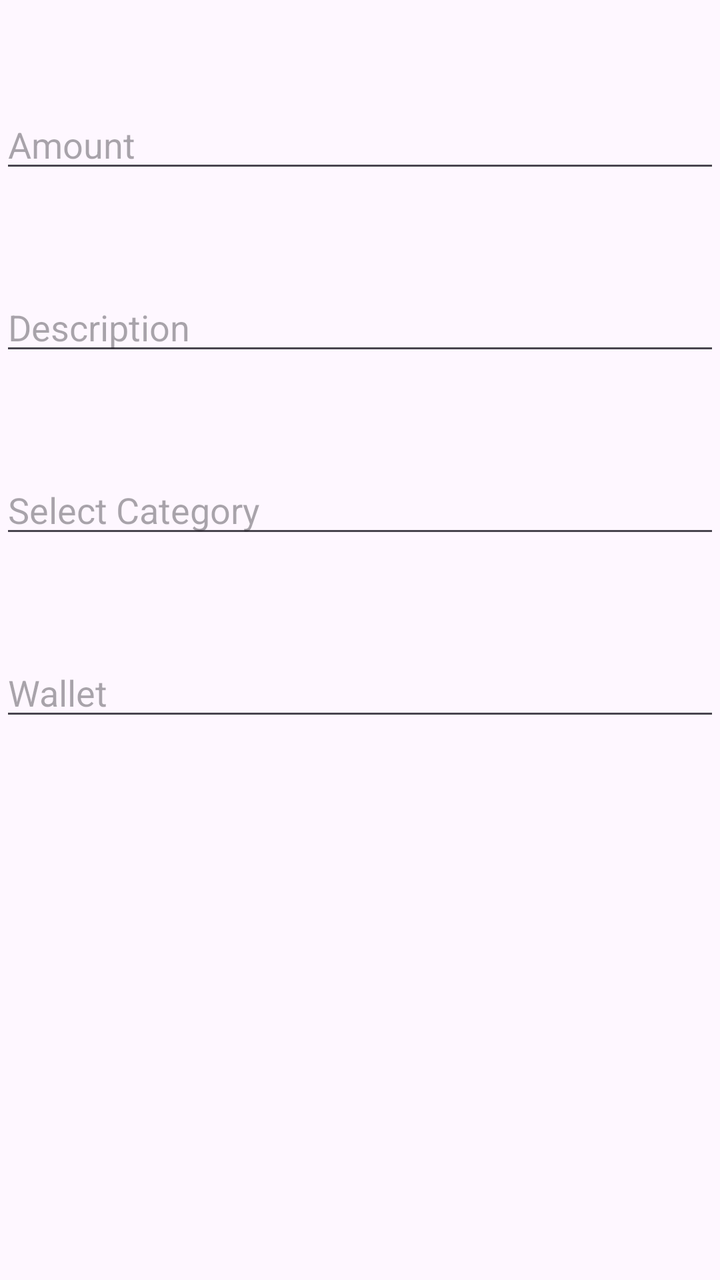
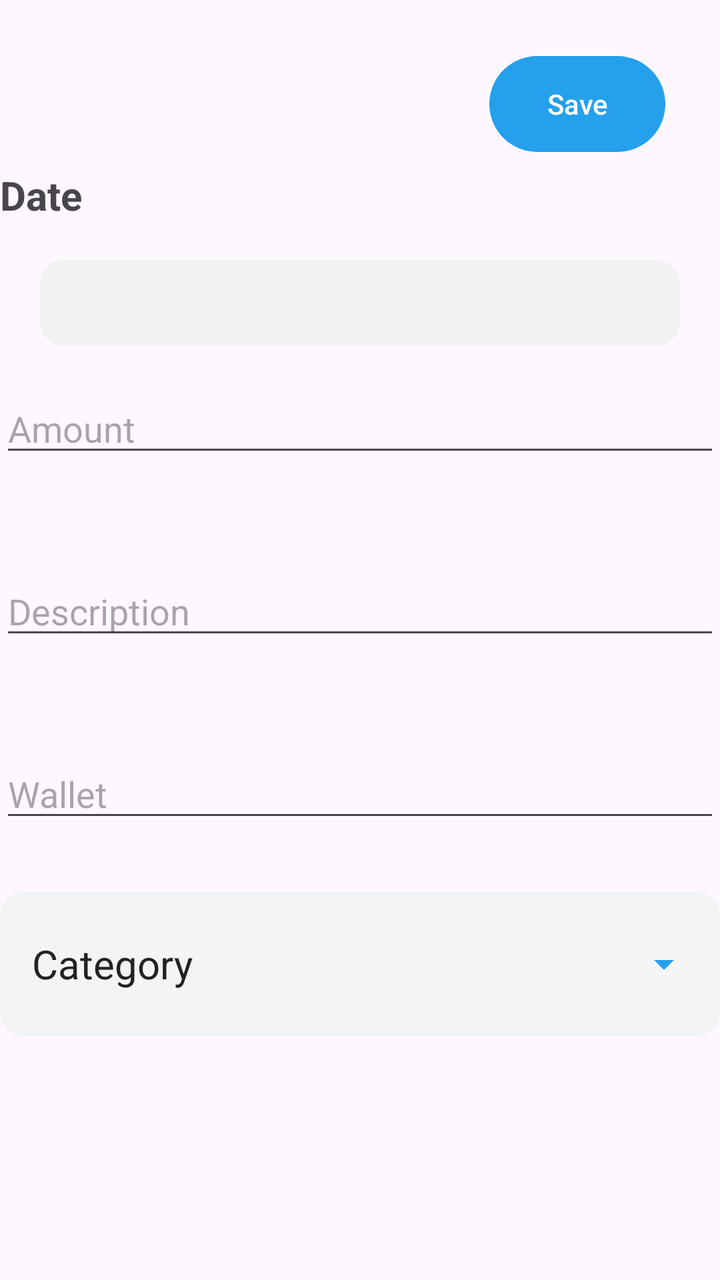

An Android layout rendered at two revisions. The XML below is the earlier revision; the diff shows what the commit changed to produce the second picture.
<!-- AndroidManifest.xml: application theme Theme.ExpenseManager -->
<!-- res/layout/fragment_expense.xml -->
<?xml version="1.0" encoding="utf-8"?>
<androidx.constraintlayout.widget.ConstraintLayout xmlns:android="http://schemas.android.com/apk/res/android"
    xmlns:tools="http://schemas.android.com/tools"
    android:layout_width="match_parent"
    android:layout_height="match_parent"
    xmlns:app="http://schemas.android.com/apk/res-auto"
    tools:context=".ExpenseFragment">

    <EditText
        android:layout_marginTop="50dp"
        android:id="@+id/AmountIncome"
        android:layout_width="match_parent"
        android:layout_height="wrap_content"
        android:hint="Amount"
        app:layout_constraintTop_toTopOf="parent"
        app:layout_constraintEnd_toEndOf="parent"
        app:layout_constraintStart_toStartOf="parent"
        app:layout_constraintHorizontal_bias="0.1"/>

    <EditText
        android:layout_marginTop="50dp"
        android:id="@+id/DescriptionIncome"
        android:layout_width="match_parent"
        android:layout_height="wrap_content"
        android:hint="Description"
        app:layout_constraintTop_toBottomOf="@+id/AmountIncome"
        app:layout_constraintEnd_toEndOf="parent"
        app:layout_constraintStart_toStartOf="parent"
        app:layout_constraintHorizontal_bias="0.1"/>

    <EditText
        android:layout_marginTop="50dp"
        android:id="@+id/SelectCategoryIncome"
        android:layout_width="match_parent"
        android:layout_height="wrap_content"
        android:hint="Select Category"
        app:layout_constraintTop_toBottomOf="@+id/DescriptionIncome"
        app:layout_constraintEnd_toEndOf="parent"
        app:layout_constraintStart_toStartOf="parent"
        app:layout_constraintHorizontal_bias="0.1"/>

    <EditText
        android:layout_marginTop="50dp"
        android:id="@+id/WalletIncome"
        android:layout_width="match_parent"
        android:layout_height="wrap_content"
        android:hint="Wallet"
        app:layout_constraintTop_toBottomOf="@+id/SelectCategoryIncome"
        app:layout_constraintEnd_toEndOf="parent"
        app:layout_constraintStart_toStartOf="parent"
        app:layout_constraintHorizontal_bias="0.1"/>


</androidx.constraintlayout.widget.ConstraintLayout>
<!-- resources referenced by this layout -->
<resources>
  <style name="Theme.ExpenseManager" parent="Theme.Material3.DayNight.NoActionBar">
          
          <item name="colorPrimary">@color/purple_500</item>
          <item name="colorPrimaryVariant">@color/purple_700</item>
          <item name="colorOnPrimary">@color/white</item>
          
          <item name="colorSecondary">@color/teal_200</item>
          <item name="colorSecondaryVariant">@color/teal_700</item>
          <item name="colorOnSecondary">@color/black</item>
          
          <item name="android:statusBarColor">?attr/colorPrimaryVariant</item>
          
      </style>
  <color name="purple_500">#FF6200EE</color>
  <color name="purple_700">#FF3700B3</color>
  <color name="white">#FFFFFFFF</color>
  <color name="teal_200">#FF03DAC5</color>
  <color name="teal_700">#FF018786</color>
  <color name="black">#FF000000</color>
</resources>

<!-- the commit's change to res/layout/fragment_expense.xml (unified diff, before → after) -->
@@ -6,16 +6,59 @@
     xmlns:app="http://schemas.android.com/apk/res-auto"
     tools:context=".ExpenseFragment">
 
+    <androidx.appcompat.widget.AppCompatButton
+        android:layout_width="wrap_content"
+        android:layout_height="wrap_content"
+        android:layout_marginTop="20dp"
+        app:layout_constraintBottom_toTopOf="@+id/labelDate"
+        app:layout_constraintEnd_toEndOf="parent"
+        app:layout_constraintHorizontal_bias="0.9"
+        app:layout_constraintStart_toStartOf="parent"
+        app:layout_constraintTop_toTopOf="parent"
+        android:text="Save"
+        android:textColor="@color/white"
+        android:textAllCaps="false"
+        android:backgroundTint="@color/light_blue"
+        android:background="@drawable/button_border"
+        />
+
+    <TextView
+        android:id="@+id/labelDate"
+        android:layout_width="wrap_content"
+        android:layout_height="wrap_content"
+        android:layout_marginTop="84dp"
+        android:text="Date"
+        android:textSize="20dp"
+        android:textStyle="bold"
+        app:layout_constraintStart_toStartOf="parent"
+        app:layout_constraintTop_toTopOf="parent" />
+
+    <TextView
+        android:id="@+id/tvSelectedDate"
+        android:layout_width="match_parent"
+        android:layout_height="wrap_content"
+        android:padding="12dp"
+        android:background="@drawable/edittext_background"
+        android:layout_marginStart="20dp"
+        android:layout_marginEnd="20dp"
+        android:clickable="true"
+        android:focusable="true"
+        app:layout_constraintTop_toBottomOf="@id/labelDate"
+        app:layout_constraintStart_toStartOf="parent"
+        app:layout_constraintEnd_toEndOf="parent"
+        app:layout_constraintBottom_toTopOf="@+id/AmountIncome"/>
+
+
     <EditText
-        android:layout_marginTop="50dp"
         android:id="@+id/AmountIncome"
         android:layout_width="match_parent"
         android:layout_height="wrap_content"
+        android:layout_marginTop="192dp"
         android:hint="Amount"
-        app:layout_constraintTop_toTopOf="parent"
         app:layout_constraintEnd_toEndOf="parent"
+        app:layout_constraintHorizontal_bias="0.0"
         app:layout_constraintStart_toStartOf="parent"
-        app:layout_constraintHorizontal_bias="0.1"/>
+        app:layout_constraintTop_toTopOf="parent" />
 
     <EditText
         android:layout_marginTop="50dp"
@@ -28,16 +71,6 @@
         app:layout_constraintStart_toStartOf="parent"
         app:layout_constraintHorizontal_bias="0.1"/>
 
-    <EditText
-        android:layout_marginTop="50dp"
-        android:id="@+id/SelectCategoryIncome"
-        android:layout_width="match_parent"
-        android:layout_height="wrap_content"
-        android:hint="Select Category"
-        app:layout_constraintTop_toBottomOf="@+id/DescriptionIncome"
-        app:layout_constraintEnd_toEndOf="parent"
-        app:layout_constraintStart_toStartOf="parent"
-        app:layout_constraintHorizontal_bias="0.1"/>
 
     <EditText
         android:layout_marginTop="50dp"
@@ -45,10 +78,41 @@
         android:layout_width="match_parent"
         android:layout_height="wrap_content"
         android:hint="Wallet"
-        app:layout_constraintTop_toBottomOf="@+id/SelectCategoryIncome"
+        app:layout_constraintTop_toBottomOf="@+id/DescriptionIncome"
         app:layout_constraintEnd_toEndOf="parent"
         app:layout_constraintStart_toStartOf="parent"
         app:layout_constraintHorizontal_bias="0.1"/>
 
+    <LinearLayout
+        android:id="@+id/categoryContainerExpense"
+        android:layout_width="match_parent"
+        android:layout_height="72dp"
+        android:background="@drawable/bg_input"
+        android:clickable="true"
+        android:focusable="true"
+        android:gravity="center_vertical"
+        android:orientation="horizontal"
+        android:paddingHorizontal="16dp"
+        app:layout_constraintTop_toBottomOf="@id/WalletIncome"
+        app:layout_constraintEnd_toEndOf="parent"
+        app:layout_constraintStart_toStartOf="parent"
+        android:layout_marginTop="30dp">
+
+        <TextView
+            android:id="@+id/categoryText"
+            android:layout_width="0dp"
+            android:layout_height="wrap_content"
+            android:layout_weight="1"
+            android:text="Category"
+            android:textColor="#222222"
+            android:textSize="20sp" />
+
+        <ImageView
+            android:layout_width="24dp"
+            android:layout_height="24dp"
+            android:src="@drawable/drop_downsvg" />
+
+    </LinearLayout>
+
 
 </androidx.constraintlayout.widget.ConstraintLayout>
<!-- resource entries referenced after the edit -->
@@ -1,5 +1,45 @@
 <!-- resources referenced by this layout -->
 <resources>
+  <color name="light_blue">#24A0ED</color>
+  <color name="white">#FFFFFFFF</color>
+  <!-- drawable bg_input (drawable) -->
+  <?xml version="1.0" encoding="utf-8"?>
+  <shape xmlns:android="http://schemas.android.com/apk/res/android"
+      android:shape="rectangle">
+  
+      <solid android:color="#F3F4F6" />
+  
+      <corners android:radius="12dp" />
+  
+  </shape>
+  <!-- drawable button_border (drawable) -->
+  <?xml version="1.0" encoding="utf-8"?>
+  <shape
+      xmlns:android="http://schemas.android.com/apk/res/android">
+       <corners
+           android:radius="30dp"
+           />
+  
+  </shape>
+  <!-- drawable drop_downsvg (drawable) -->
+  <vector xmlns:android="http://schemas.android.com/apk/res/android"
+      android:width="24dp"
+      android:height="24dp"
+      android:viewportWidth="960"
+      android:viewportHeight="960">
+    <path
+        android:pathData="M480,600 L280,400h400L480,600Z"
+        android:fillColor="#24A0ED"/>
+  </vector>
+  <!-- drawable edittext_background (drawable) -->
+  <?xml version="1.0" encoding="utf-8"?>
+  <shape xmlns:android="http://schemas.android.com/apk/res/android">
+  
+      <solid android:color="#F2F2F2"/>
+  
+      <corners android:radius="12dp"/>
+  
+  </shape>
   <style name="Theme.ExpenseManager" parent="Theme.Material3.DayNight.NoActionBar">
           
           <item name="colorPrimary">@color/purple_500</item>
@@ -15,7 +55,6 @@
       </style>
   <color name="purple_500">#FF6200EE</color>
   <color name="purple_700">#FF3700B3</color>
-  <color name="white">#FFFFFFFF</color>
   <color name="teal_200">#FF03DAC5</color>
   <color name="teal_700">#FF018786</color>
   <color name="black">#FF000000</color>
